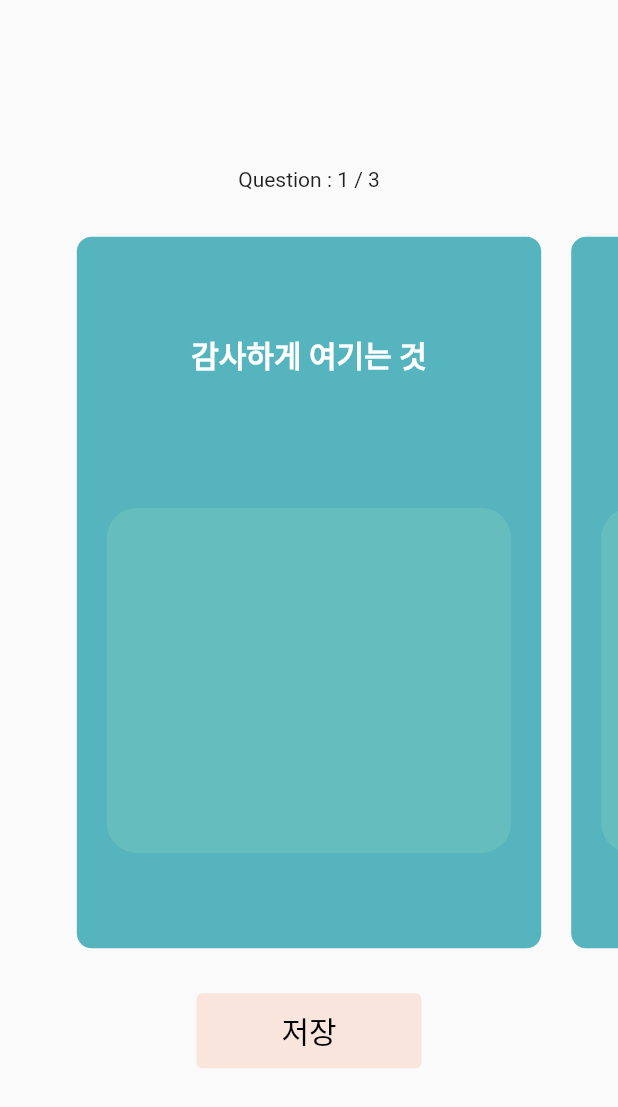
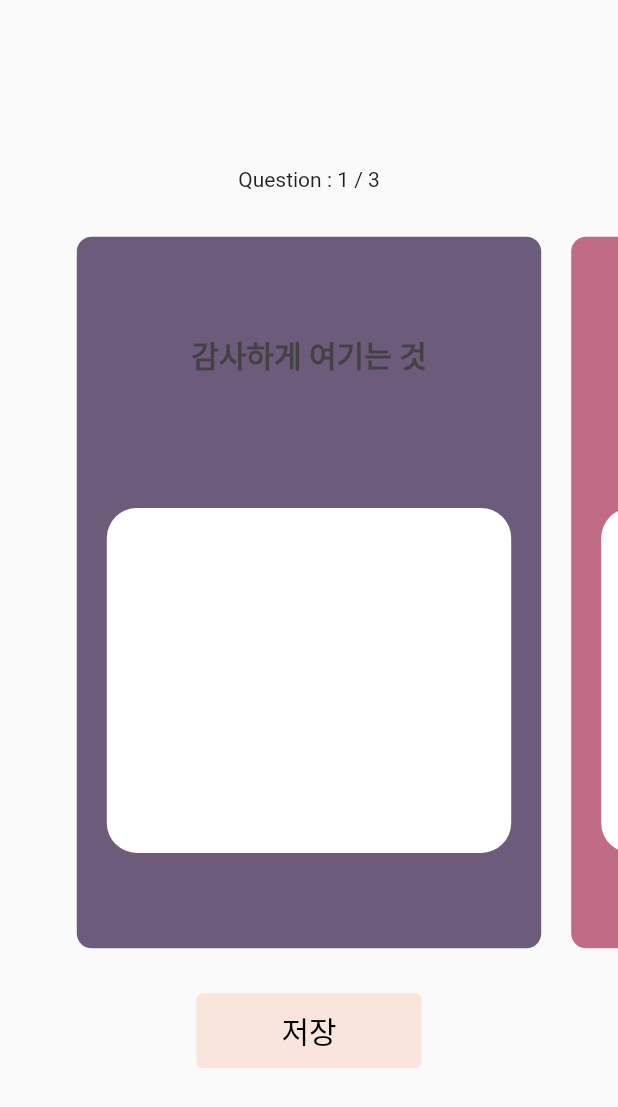
Before and after one commit to leekina/morning_diary, a Flutter app: the QuestionPage screen opened directly, on a phone screen of 412 x 824 dp. Shown: the top 1107 px of the screen. Run offline on Flutter 3.47's test engine with Material 2 defaults, Android fonts, the phone set to English and light mode, and no system bars; drawn by our look-alikes of carousel_slider.

Commit message:
FEAT : 질문별로 컬러 다르게 하는 기능 추가

```diff
--- a/lib/screens/question_page.dart
+++ b/lib/screens/question_page.dart
@@ -1,5 +1,6 @@
 import 'package:carousel_slider/carousel_slider.dart';
 import 'package:flutter/material.dart';
+import 'package:morning_diary/constant.dart';
 import 'package:morning_diary/models/question.dart';
 import 'package:morning_diary/screens/result_page.dart';
 
@@ -11,6 +12,7 @@ class QuestionPage extends StatelessWidget {
   @override
   Widget build(BuildContext context) {
     return Scaffold(
+      //backgroundColor: kQuestionBackgroundColor1,
       resizeToAvoidBottomInset: false,
       body: SafeArea(
         child: Column(
@@ -25,7 +27,9 @@ class QuestionPage extends StatelessWidget {
                 initialPage: 0,
                 enableInfiniteScroll: false,
               ),
-              items: _question.question.map((question) {
+              items: _question.question.asMap().entries.map((questionList) {
+                String question = questionList.value;
+                int idx = questionList.key;
                 return Builder(
                   builder: (BuildContext context) {
                     return Container(
@@ -34,7 +38,7 @@ class QuestionPage extends StatelessWidget {
                             horizontal: 10.0, vertical: 10),
                         padding: EdgeInsets.all(20),
                         decoration: BoxDecoration(
-                          color: Color(0xff56b4be),
+                          color: kCardColors2[idx],
                           borderRadius: BorderRadius.all(
                             Radius.circular(10),
                           ),
@@ -45,9 +49,10 @@ class QuestionPage extends StatelessWidget {
                             Text(
                               question,
                               style: TextStyle(
-                                  fontSize: 20.0,
-                                  fontWeight: FontWeight.bold,
-                                  color: Colors.white),
+                                fontSize: 20.0,
+                                fontWeight: FontWeight.bold,
+                                color: Colors.grey.shade800,
+                              ),
                             ),
                             TextField(
                               maxLines: 10,
@@ -58,7 +63,7 @@ class QuestionPage extends StatelessWidget {
                                   borderSide: BorderSide.none,
                                 ),
                                 filled: true,
-                                fillColor: Color(0xff65bebd),
+                                fillColor: Colors.white,
                               ),
                             )
                           ],
```
